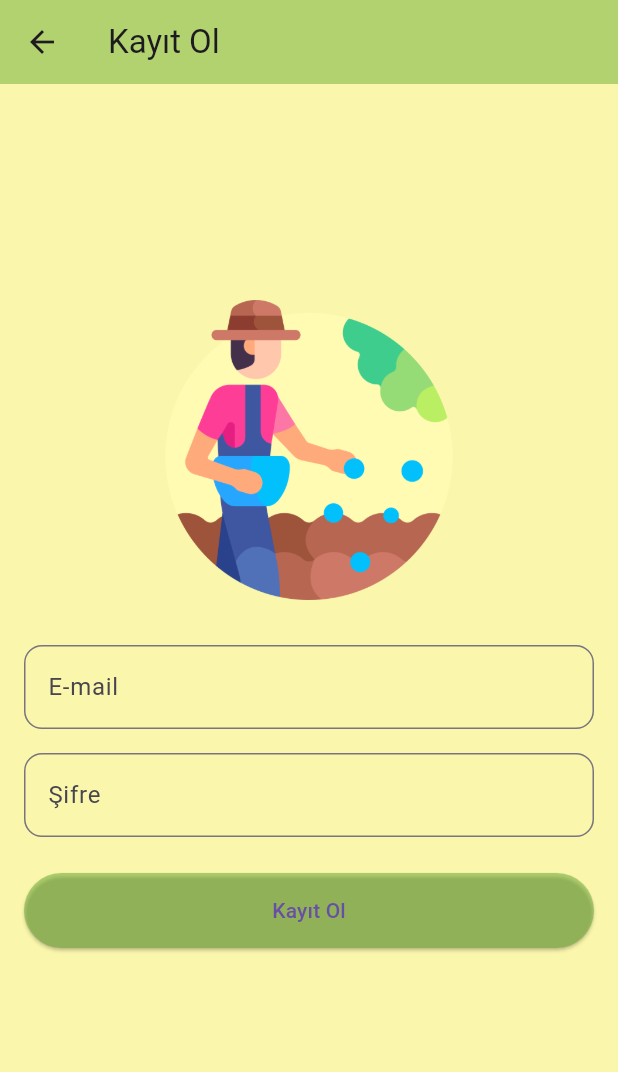
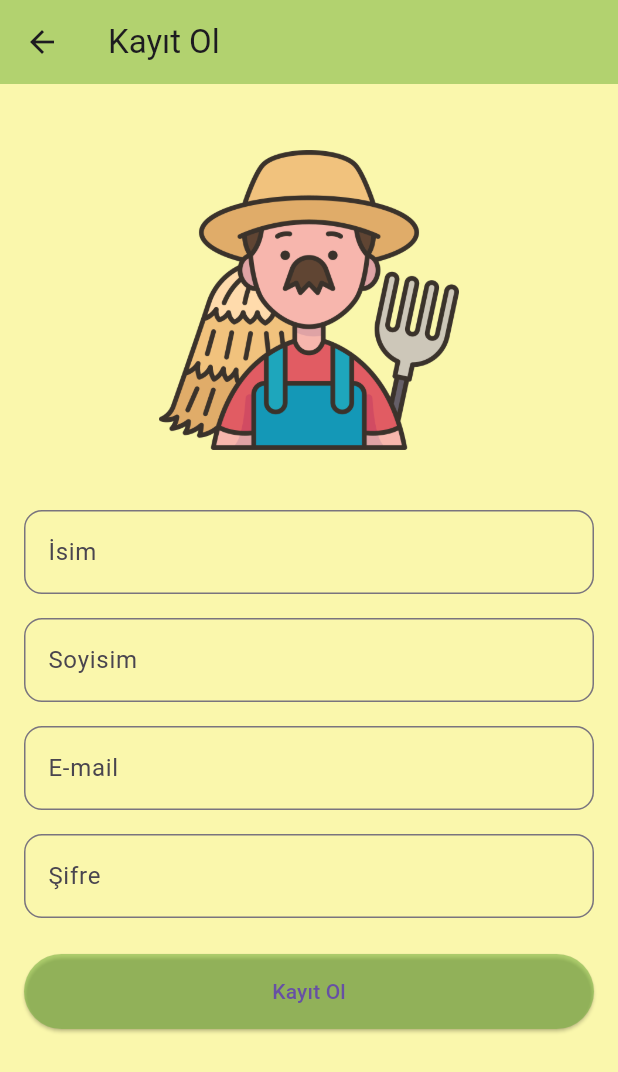
Before and after one commit to amessyrem/emmi, a Flutter app: the RegisterScreen screen opened directly, on a phone screen of 412 x 824 dp. Shown: the top 1072 px of the screen. Run offline on Flutter 3.47's test engine with Material 3 defaults, Android fonts, the phone set to English and light mode, and no system bars; our stand-ins replace cloud_firestore, firebase_auth, firebase_core, lottie; accounts and stored records are empty; statements that could not run were skipped.

Commit message:
Kullanıcı kayıt ekranı güncellendi / Veri Tabanı Firebase ile oluşturuldu / Kullanıcıdan alınan veriler veritabanına kaydedilme işlemleri başarıyla gerçekleşleşiyor .

```diff
--- a/lib/screens/register_screen.dart
+++ b/lib/screens/register_screen.dart
@@ -1,5 +1,6 @@
 import 'package:flutter/material.dart';
 import 'package:firebase_auth/firebase_auth.dart';
+import 'package:cloud_firestore/cloud_firestore.dart';
 
 class RegisterScreen extends StatefulWidget {
   @override
@@ -9,16 +10,30 @@ class RegisterScreen extends StatefulWidget {
 class _RegisterScreenState extends State<RegisterScreen> {
   final TextEditingController emailController = TextEditingController();
   final TextEditingController passwordController = TextEditingController();
+  final TextEditingController nameController = TextEditingController();     // İSİM
+  final TextEditingController surnameController = TextEditingController();  // SOYİSİM
 
   bool isLoading = false;
 
   Future<void> _registerUser() async {
     setState(() => isLoading = true);
     try {
-      await FirebaseAuth.instance.createUserWithEmailAndPassword(
+      // Firebase Auth ile kullanıcı oluştur
+      UserCredential userCredential = await FirebaseAuth.instance.createUserWithEmailAndPassword(
         email: emailController.text.trim(),
         password: passwordController.text,
       );
+
+      User? user = userCredential.user;
+
+      // Firestore'a kullanıcıyı ekle
+      await FirebaseFirestore.instance.collection('kullanicilar').doc(user!.uid).set({
+        'email': user.email,
+        'isim': nameController.text.trim(),
+        'soyisim': surnameController.text.trim(),
+        'kayitTarihi': FieldValue.serverTimestamp(),
+      });
+
       ScaffoldMessenger.of(context).showSnackBar(
         SnackBar(content: Text("Kayıt başarılı!")),
       );
@@ -41,21 +56,41 @@ class _RegisterScreenState extends State<RegisterScreen> {
     return Scaffold(
       appBar: AppBar(title: Text("Kayıt Ol"), backgroundColor: Color(0x846FAF37)),
       backgroundColor: Color(0xFFFAF7AC),
-      body: Padding(
-        padding: const EdgeInsets.symmetric(horizontal: 16,vertical: 4),
+      body: SingleChildScrollView( // Taşmaları önlemek için
+        child: Padding(
+          padding: const EdgeInsets.symmetric(horizontal: 16, vertical: 4),
           child: Column(
             mainAxisAlignment: MainAxisAlignment.start,
             children: [
-            SizedBox(height: 140),//daha sonra değiştiririz
+              SizedBox(height: 40),
               Image.asset(
-              'assets/images/fertilizer.png',  // Burada resmin dosya yolu
-              width: 200, // Resmin genişliği
-              height: 200, // Resmin yüksekliği
+                'assets/images/farmer2.png',
+                width: 200,
+                height: 200,
               ),
-            SizedBox(height: 30), // Resim ile kullanıcı adı arasındaki boşluk
+              SizedBox(height: 40),
 
+              // İsim
+              TextField(
+                controller: nameController,
+                decoration: InputDecoration(
+                  labelText: "İsim",
+                  border: OutlineInputBorder(borderRadius: BorderRadius.circular(12)),
+                ),
+              ),
+              SizedBox(height: 16),
 
+              // Soyisim
+              TextField(
+                controller: surnameController,
+                decoration: InputDecoration(
+                  labelText: "Soyisim",
+                  border: OutlineInputBorder(borderRadius: BorderRadius.circular(12)),
+                ),
+              ),
+              SizedBox(height: 16),
 
+              // E-mail
               TextField(
                 controller: emailController,
                 decoration: InputDecoration(
@@ -64,6 +99,8 @@ class _RegisterScreenState extends State<RegisterScreen> {
                 ),
               ),
               SizedBox(height: 16),
+
+              // Şifre
               TextField(
                 controller: passwordController,
                 obscureText: true,
@@ -73,6 +110,7 @@ class _RegisterScreenState extends State<RegisterScreen> {
                 ),
               ),
               SizedBox(height: 24),
+
               isLoading
                   ? CircularProgressIndicator()
                   : ElevatedButton(
@@ -86,6 +124,7 @@ class _RegisterScreenState extends State<RegisterScreen> {
             ],
           ),
         ),
+      ),
     );
   }
 }
--- a/pubspec.yaml
+++ b/pubspec.yaml
@@ -32,6 +32,7 @@ dependencies:
     sdk: flutter
   lottie: ^2.0.0
   cloud_firestore: 5.6.7
+
 
   # The following adds the Cupertino Icons font to your application.
   # Use with the CupertinoIcons class for iOS style icons.
```
Also changed, not shown: lib/screens/producer_screen.dart (+23 -20 lines), lib/screens/profile_screen.dart (added, +118 -0 lines). Lines whose indentation alone changed are shown as unchanged.
